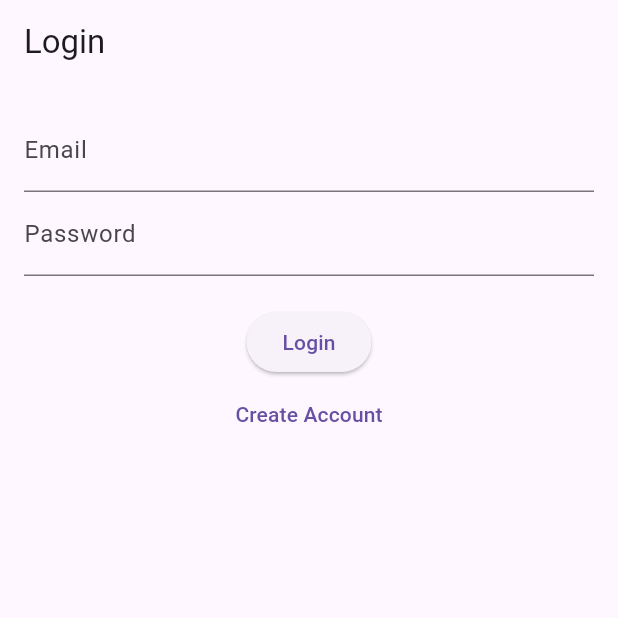
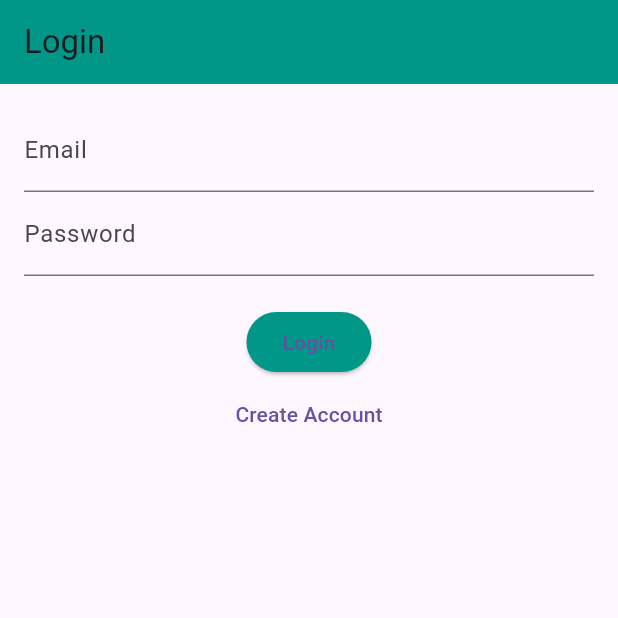
Before and after one commit to sameehaa123/Finance_Tracker, a Flutter app: the screen it shows after launch, on a phone screen of 412 x 824 dp, the top half of it. Run offline on Flutter 3.47's test engine with Material 3 defaults, Android fonts, the phone set to English and light mode, and no system bars; our stand-ins replace cloud_firestore, firebase_auth, firebase_core, fl_chart, image_picker, open_file and 1 more; accounts and stored records are empty.

Commit message:
screen navigation update

```diff
--- a/lib/Screens/login_screen.dart
+++ b/lib/Screens/login_screen.dart
@@ -1,6 +1,6 @@
-
 import 'package:flutter/material.dart';
 import 'package:firebase_auth/firebase_auth.dart';
+import 'package:shared_preferences/shared_preferences.dart';
 import 'dashboard_screen.dart';
 import 'register_screen.dart';
 
@@ -19,6 +19,12 @@ class _LoginScreenState extends State<LoginScreen> {
         email: _emailController.text.trim(),
         password: _passwordController.text.trim(),
       );
+
+      // ✅ Save login state in SharedPreferences
+      final prefs = await SharedPreferences.getInstance();
+      await prefs.setBool('isLoggedIn', true);
+
+      // ✅ Navigate to Dashboard
       Navigator.pushReplacement(
         context,
         MaterialPageRoute(builder: (context) => Dashboard()),
@@ -33,18 +39,32 @@ class _LoginScreenState extends State<LoginScreen> {
   @override
   Widget build(BuildContext context) {
     return Scaffold(
-      appBar: AppBar(title: Text("Login")),
+      appBar: AppBar(title: const Text("Login"), backgroundColor: Colors.teal),
       body: Padding(
         padding: const EdgeInsets.all(16.0),
         child: Column(
           children: [
-            TextField(controller: _emailController, decoration: InputDecoration(labelText: "Email")),
-            TextField(controller: _passwordController, decoration: InputDecoration(labelText: "Password"), obscureText: true),
-            SizedBox(height: 20),
-            ElevatedButton(onPressed: _login, child: Text("Login")),
+            TextField(
+              controller: _emailController,
+              decoration: const InputDecoration(labelText: "Email"),
+            ),
+            TextField(
+              controller: _passwordController,
+              decoration: const InputDecoration(labelText: "Password"),
+              obscureText: true,
+            ),
+            const SizedBox(height: 20),
+            ElevatedButton(
+              onPressed: _login,
+              style: ElevatedButton.styleFrom(backgroundColor: Colors.teal),
+              child: const Text("Login"),
+            ),
             TextButton(
-              onPressed: () => Navigator.push(context, MaterialPageRoute(builder: (_) => RegisterScreen())),
-              child: Text("Create Account"),
+              onPressed: () => Navigator.push(
+                context,
+                MaterialPageRoute(builder: (_) => RegisterScreen()),
+              ),
+              child: const Text("Create Account"),
             ),
           ],
         ),
--- a/lib/main.dart
+++ b/lib/main.dart
@@ -1,20 +1,45 @@
 import 'package:flutter/material.dart';
 import 'package:firebase_core/firebase_core.dart';
+import 'package:firebase_auth/firebase_auth.dart';
+import 'package:shared_preferences/shared_preferences.dart';
 import 'Screens/login_screen.dart';
-
+import 'Screens/dashboard_screen.dart';
 
 void main() async {
   WidgetsFlutterBinding.ensureInitialized();
   await Firebase.initializeApp();
-  runApp(MyApp());
+  runApp(const MyApp());
 }
 
 class MyApp extends StatelessWidget {
+  const MyApp({super.key});
+
+  Future<bool> _checkLoginStatus() async {
+    final prefs = await SharedPreferences.getInstance();
+    final savedLogin = prefs.getBool('isLoggedIn') ?? false;
+    final firebaseUser = FirebaseAuth.instance.currentUser;
+
+    // ✅ If both shared pref and Firebase user exist → user is logged in
+    return savedLogin && firebaseUser != null;
+  }
+
   @override
   Widget build(BuildContext context) {
     return MaterialApp(
       debugShowCheckedModeBanner: false,
-      home: LoginScreen(),
+      home: FutureBuilder<bool>(
+        future: _checkLoginStatus(),
+        builder: (context, snapshot) {
+          if (!snapshot.hasData) {
+            return const Scaffold(
+              body: Center(child: CircularProgressIndicator()),
+            );
+          }
+
+          final isLoggedIn = snapshot.data!;
+          return isLoggedIn ? Dashboard() : LoginScreen();
+        },
+      ),
     );
   }
 }
--- a/pubspec.yaml
+++ b/pubspec.yaml
@@ -41,6 +41,9 @@ dependencies:
   image_picker: ^1.1.2
   fl_chart: ^0.68.0
   intl: any
+  path_provider: any
+  open_file: any
+  shared_preferences: any
 dev_dependencies:
   flutter_test:
     sdk: flutter
```
Also changed, not shown: lib/Screens/add_expense.dart (+31 -44 lines), lib/Screens/dashboard_screen.dart (+10 -6 lines), pubspec.lock.
